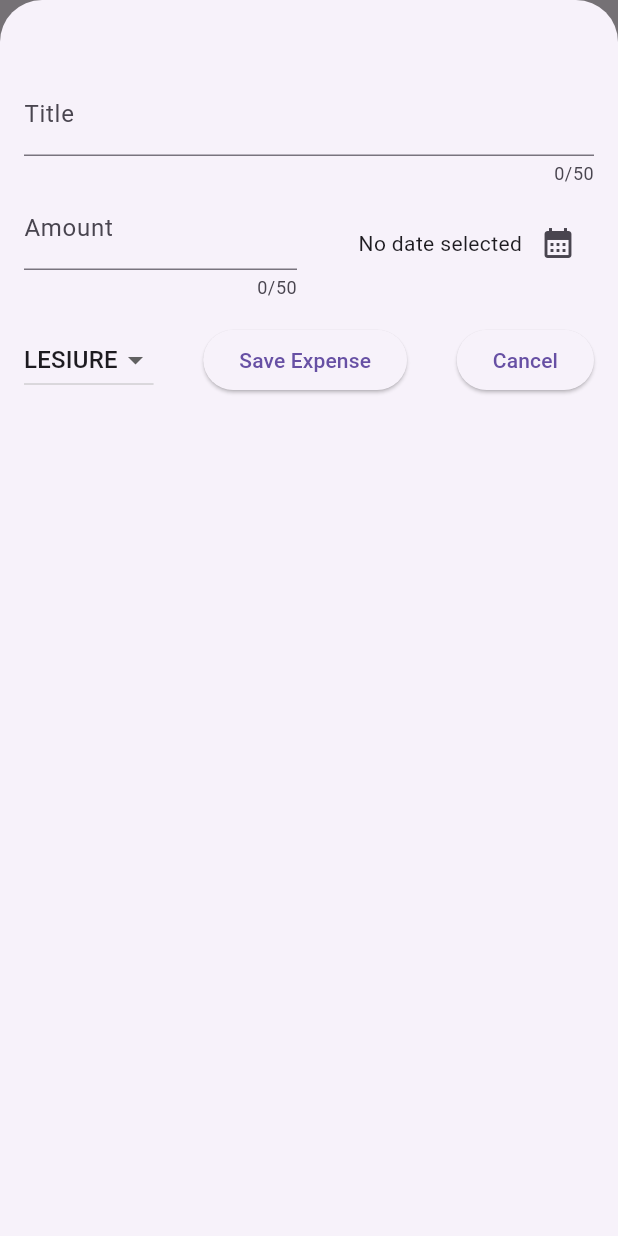
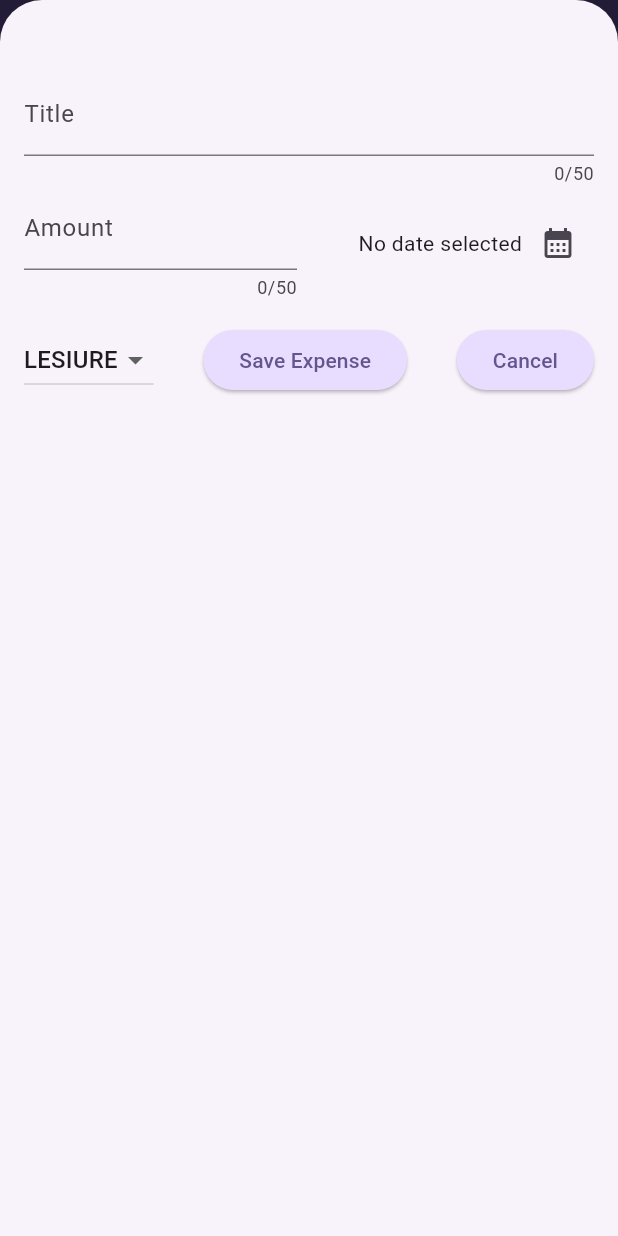
Before and after one commit to avijeetpandey/expense_tracker, a Flutter app: the screen it shows after launch, after a tap on the "add" icon, on a phone screen of 412 x 824 dp. Run offline on Flutter 3.47's test engine with Material 3 defaults, Android fonts, the phone set to English and light mode, and no system bars.

Commit message:
adds theming to the flutter application (#3)
* add: theme data

* add: dark theme and expense bucket

```diff
--- a/lib/expenses.dart
+++ b/lib/expenses.dart
@@ -1,3 +1,4 @@
+import 'package:expense_tracker/models/category.dart';
 import 'package:expense_tracker/widgets/expenses_list.dart';
 import 'package:expense_tracker/widgets/new_expense.dart';
 import 'package:flutter/material.dart';
@@ -11,7 +12,13 @@ class Expenses extends StatefulWidget {
 }
 
 class _ExpensesState extends State<Expenses> {
-  final List<Expense> _registeredExpenses = [];
+  final List<Expense> _registeredExpenses = [
+    Expense(
+        title: "Test Expense",
+        amount: 23,
+        time: DateTime.now(),
+        category: ExpenseCategory.food)
+  ];
 
   void _openAddExpenseOverlay() {
     showModalBottomSheet(
--- a/lib/main.dart
+++ b/lib/main.dart
@@ -1,11 +1,14 @@
 import 'package:expense_tracker/expenses.dart';
+import 'package:expense_tracker/utils/theme_data.dart';
 import 'package:flutter/material.dart';
 
 void main() {
   runApp(
     MaterialApp(
-      theme: ThemeData(useMaterial3: true),
-      home: Expenses(),
+      theme: themeData,
+      darkTheme: darkThemeData,
+      themeMode: ThemeMode.system,
+      home: const Expenses(),
     ),
   );
 }
--- /dev/null
+++ b/lib/models/expense_bucket.dart
@@ -0,0 +1,22 @@
+import 'package:expense_tracker/models/category.dart';
+import 'package:expense_tracker/models/expense.dart';
+
+class ExpenseBucket {
+  const ExpenseBucket({required this.category, required this.expenses});
+
+  ExpenseBucket.forCategory(List<Expense> allExpenses, this.category)
+      : expenses = allExpenses
+            .where((element) => element.category == category)
+            .toList();
+
+  final ExpenseCategory category;
+  final List<Expense> expenses;
+
+  double get totalExpenses {
+    double sum = 0;
+    for (final expense in expenses) {
+      sum += expense.amount;
+    }
+    return sum;
+  }
+}
--- a/lib/widgets/expense_item.dart
+++ b/lib/widgets/expense_item.dart
@@ -13,8 +13,12 @@ class ExpenseItem extends StatelessWidget {
       child: Padding(
         padding: const EdgeInsets.symmetric(horizontal: 20, vertical: 20),
         child: Column(
+          crossAxisAlignment: CrossAxisAlignment.start,
           children: [
-            Text(expenseItem.title),
+            Text(
+              expenseItem.title,
+              style: Theme.of(context).textTheme.titleLarge,
+            ),
             const SizedBox(
               height: 4,
             ),
--- a/lib/widgets/expenses_list.dart
+++ b/lib/widgets/expenses_list.dart
@@ -18,6 +18,10 @@ class ExpensesList extends StatelessWidget {
     return ListView.builder(
       itemCount: expenses.length,
       itemBuilder: (ctx, index) => Dismissible(
+        background: Container(
+          color: Theme.of(context).colorScheme.error.withOpacity(0.75),
+          margin: Theme.of(context).cardTheme.margin,
+        ),
         key: ValueKey(expenses[index]),
         onDismissed: (direction) {
           onDismissExpense(
```
Also changed, not shown: lib/utils/theme_data.dart (added, +59 -0 lines), 1 other file.
